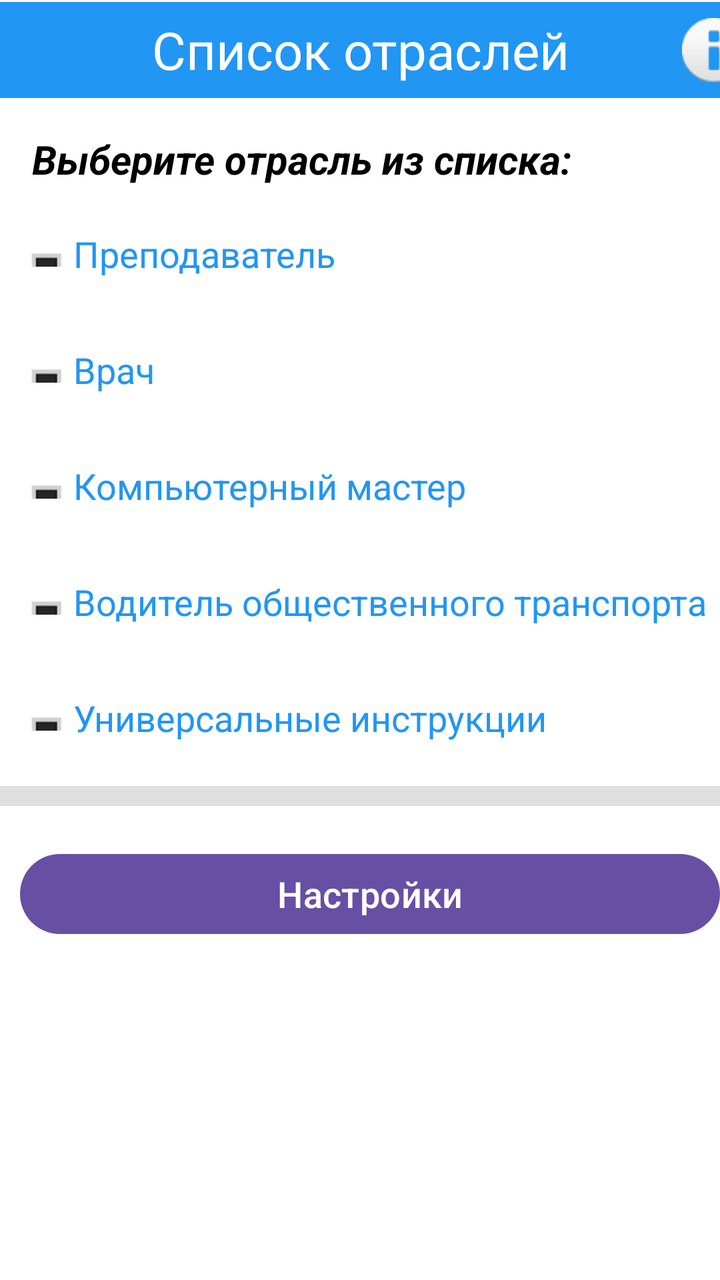
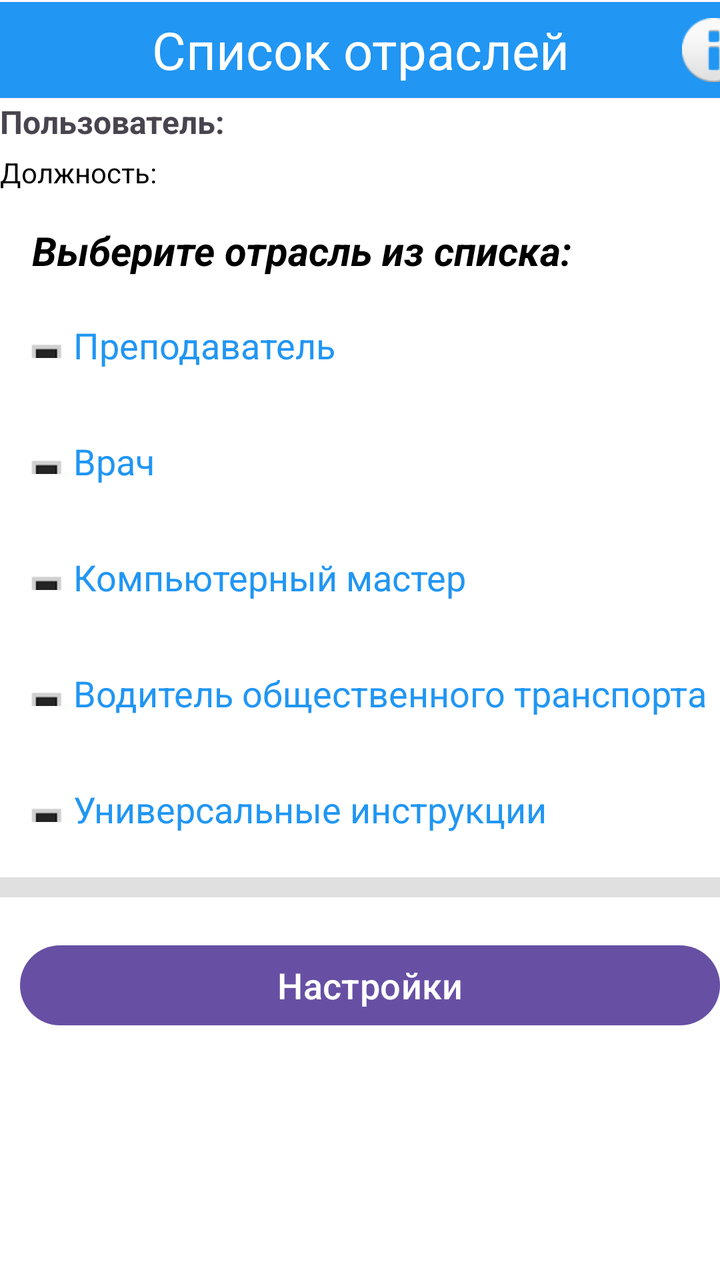

An Android layout rendered at two revisions. The XML below is the earlier revision; the diff shows what the commit changed to produce the second picture.
<!-- AndroidManifest.xml: application theme Theme.First_Aid -->
<!-- res/layout/activity_main.xml -->
<?xml version="1.0" encoding="utf-8"?>
<androidx.constraintlayout.widget.ConstraintLayout xmlns:android="http://schemas.android.com/apk/res/android"
    xmlns:app="http://schemas.android.com/apk/res-auto"
    xmlns:tools="http://schemas.android.com/tools"
    android:id="@+id/main"
    android:layout_width="match_parent"
    android:layout_height="match_parent"
    tools:context=".MainActivity">


    <LinearLayout
        android:id="@+id/linearLayout"
        android:layout_width="match_parent"
        android:layout_height="match_parent"
        android:layout_marginTop="50dp"
        android:background="@color/white"
        android:orientation="vertical"
        android:visibility="visible"
        app:layout_constraintBottom_toBottomOf="parent"
        app:layout_constraintEnd_toEndOf="parent"
        app:layout_constraintStart_toStartOf="parent"
        app:layout_constraintTop_toTopOf="parent">

        <TextView
            android:id="@+id/choice"
            android:layout_width="wrap_content"
            android:layout_height="wrap_content"
            android:layout_marginLeft="16dp"
            android:layout_marginTop="16dp"
            android:layout_marginBottom="10dp"
            android:text="@string/choice"
            android:textColor="@color/black"
            android:textSize="20sp"
            android:textStyle="bold|italic" />

        <TextView
            android:id="@+id/industry1"
            android:layout_width="wrap_content"
            android:layout_height="wrap_content"
            android:layout_gravity="start"
            android:layout_marginLeft="10dp"
            android:layout_marginBottom="10dp"
            android:clickable="true"
            android:drawableStart="@android:drawable/menu_frame"
            android:focusable="true"
            android:gravity="center_vertical"
            android:minHeight="48dp"
            android:onClick="goToSecondActivity"
            android:text="@string/teacher"
            android:textColor="@color/blue_text"
            android:textSize="18sp" />

        <TextView
            android:id="@+id/industry2"
            android:layout_width="wrap_content"
            android:layout_height="wrap_content"
            android:layout_gravity="start"
            android:layout_marginLeft="10dp"
            android:layout_marginBottom="10dp"
            android:clickable="true"
            android:drawableStart="@android:drawable/menu_frame"
            android:focusable="true"
            android:gravity="center_vertical"
            android:minHeight="48dp"
            android:onClick="goToSecondActivity"
            android:text="@string/doctor"
            android:textColor="@color/blue_text"
            android:textSize="18sp" />

        <TextView
            android:id="@+id/industry3"
            android:layout_width="wrap_content"
            android:layout_height="wrap_content"
            android:layout_gravity="start"
            android:layout_marginLeft="10dp"
            android:layout_marginBottom="10dp"
            android:clickable="true"
            android:drawableStart="@android:drawable/menu_frame"
            android:focusable="true"
            android:gravity="center_vertical"
            android:minHeight="48dp"
            android:onClick="goToSecondActivity"
            android:text="@string/comp_master"
            android:textColor="@color/blue_text"
            android:textSize="18sp" />

        <TextView
            android:id="@+id/industry4"
            android:layout_width="wrap_content"
            android:layout_height="wrap_content"
            android:layout_gravity="start"
            android:layout_marginLeft="10dp"
            android:layout_marginBottom="10dp"
            android:clickable="true"
            android:drawableStart="@android:drawable/menu_frame"
            android:focusable="true"
            android:gravity="center_vertical"
            android:minHeight="48dp"
            android:onClick="goToSecondActivity"
            android:text="@string/driver"
            android:textColor="@color/blue_text"
            android:textSize="18sp" />

        <TextView
            android:id="@+id/industry5"
            android:layout_width="match_parent"
            android:layout_height="wrap_content"
            android:layout_gravity="start"
            android:layout_marginLeft="10dp"
            android:layout_marginBottom="10dp"
            android:clickable="true"
            android:drawableStart="@android:drawable/menu_frame"
            android:focusable="true"
            android:gravity="center_vertical"
            android:minHeight="48dp"
            android:onClick="goToSecondActivity"
            android:text="@string/universal"
            android:textColor="@color/blue_text"
            android:textSize="18sp" />

        <View
            android:id="@+id/divider2"
            android:layout_width="match_parent"
            android:layout_height="10dp"
            android:background="?android:attr/listDivider" />

        <Button
            android:id="@+id/settingsButton"
            android:layout_width="match_parent"
            android:layout_height="wrap_content"
            android:layout_marginLeft="10dp"
            android:layout_marginTop="20dp"
            android:layout_marginBottom="10dp"
            android:text="Настройки"
            android:textColor="@color/white"
            android:textSize="18sp" />
    </LinearLayout>

    <LinearLayout
        android:id="@+id/top_toolbar"
        android:layout_width="409dp"
        android:layout_height="48dp"
        android:layout_marginStart="1dp"
        android:layout_marginTop="1dp"
        android:layout_marginEnd="1dp"
        android:layout_marginBottom="1dp"
        android:background="@color/common_background_toolbar"
        android:orientation="horizontal"
        android:gravity="center"
        app:layout_constraintBottom_toTopOf="@+id/linearLayout"
        app:layout_constraintEnd_toEndOf="parent"
        app:layout_constraintStart_toStartOf="parent"
        app:layout_constraintTop_toTopOf="parent">

        <androidx.appcompat.widget.Toolbar
            android:id="@+id/toolbar"
            android:layout_width="match_parent"
            android:layout_height="match_parent"
            android:layout_weight="1"
            app:contentInsetStart="0dp">

            <TextView
                android:id="@+id/textView2"
                android:layout_width="wrap_content"
                android:layout_height="match_parent"
                android:layout_gravity="center"
                android:gravity="center"
                android:text="@string/industries_list"
                android:textAlignment="center"
                android:textColor="@color/white"
                android:textSize="26sp" />

            <ImageButton
                android:id="@+id/aboutButton"
                android:layout_width="wrap_content"
                android:layout_height="match_parent"
                android:layout_gravity="end"
                android:backgroundTint="@android:color/transparent"
                app:srcCompat="@android:drawable/ic_dialog_info" />

        </androidx.appcompat.widget.Toolbar>

    </LinearLayout>
</androidx.constraintlayout.widget.ConstraintLayout>
<!-- resources referenced by this layout -->
<resources>
  <color name="black">#FF000000</color>
  <color name="blue_text">#2196F3</color>
  <color name="common_background_toolbar">#2196F3</color>
  <color name="white">#FFFFFFFF</color>
  <string name="choice">Выберите отрасль из списка:</string>
  <string name="comp_master">Компьютерный мастер</string>
  <string name="doctor">Врач</string>
  <string name="driver">Водитель общественного транспорта</string>
  <string name="industries_list">Список отраслей</string>
  <string name="teacher">Преподаватель</string>
  <string name="universal">Универсальные инструкции</string>
  <style name="Theme.First_Aid" parent="Base.Theme.First_Aid" />
  <style name="Base.Theme.First_Aid" parent="Theme.Material3.DayNight.NoActionBar">
          
          
      </style>
</resources>

<!-- the commit's change to res/layout/activity_main.xml (unified diff, before → after) -->
@@ -20,6 +20,23 @@
         app:layout_constraintEnd_toEndOf="parent"
         app:layout_constraintStart_toStartOf="parent"
         app:layout_constraintTop_toTopOf="parent">
+
+        <TextView
+            android:id="@+id/tvUserName"
+            android:layout_width="match_parent"
+            android:layout_height="wrap_content"
+            android:layout_marginBottom="5dp"
+            android:text="Пользователь: "
+            android:textSize="16sp"
+            android:textStyle="bold" />
+
+        <TextView
+            android:id="@+id/tvUserPosition"
+            android:layout_width="match_parent"
+            android:layout_height="wrap_content"
+            android:text="Должность: "
+            android:textSize="14sp"
+            android:textColor="@color/black" />
 
         <TextView
             android:id="@+id/choice"
